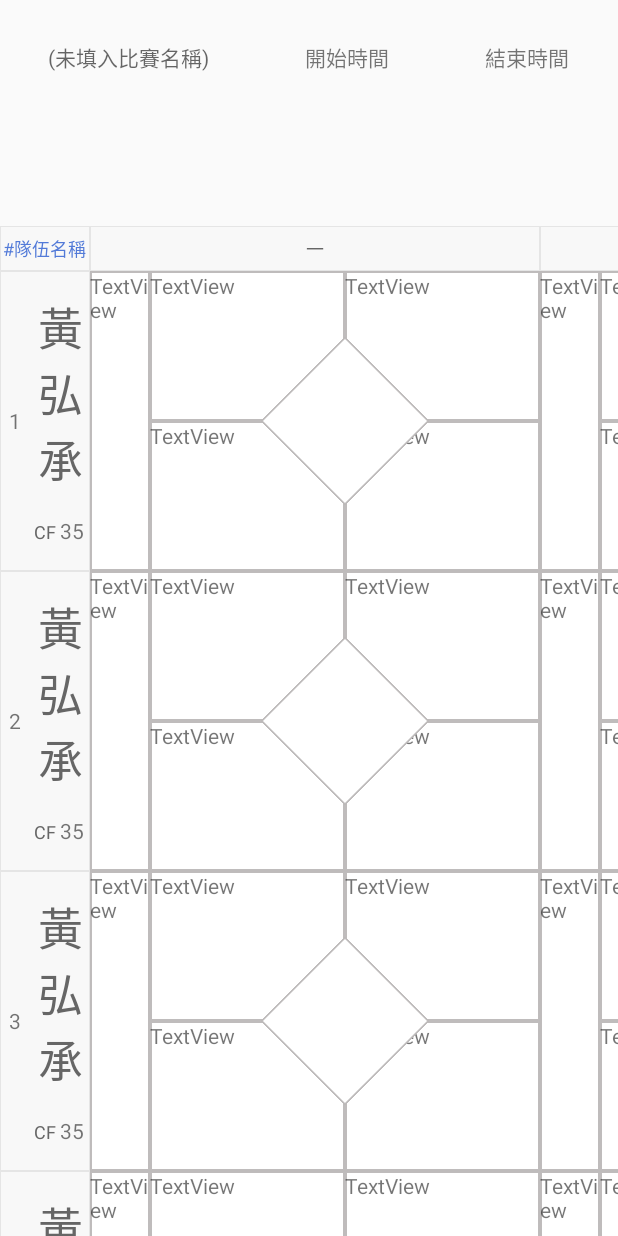
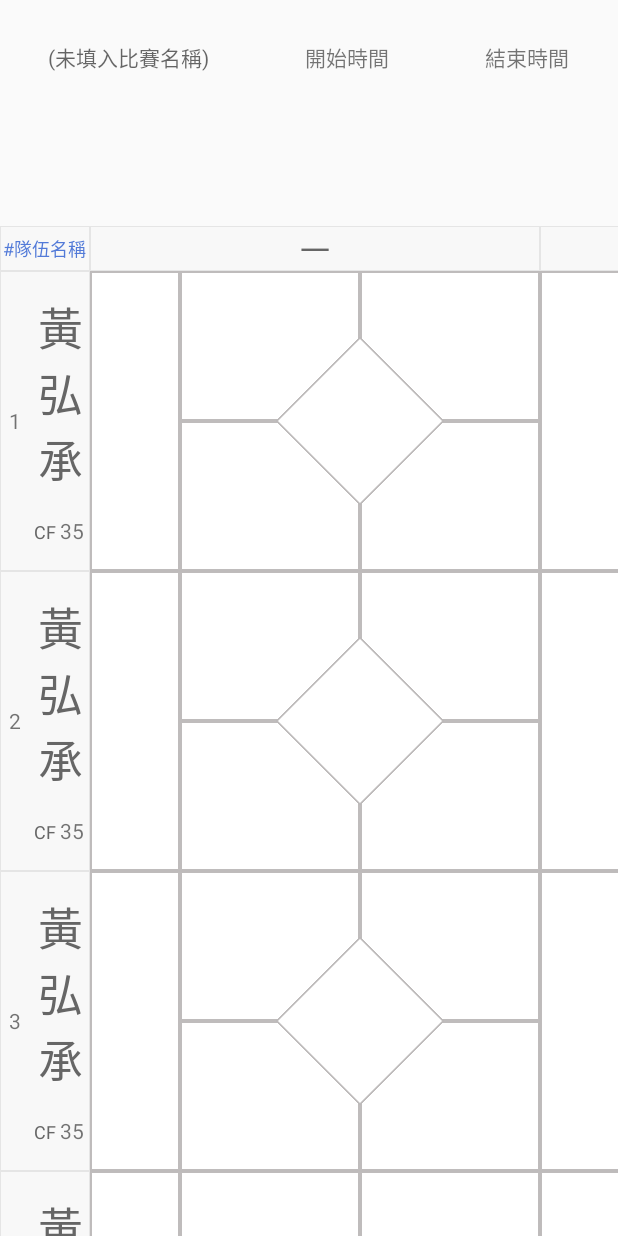
Before and after one commit to fcu-d0542900/BaseballScoreKeeper, an Android app: the NewRecordActivity screen opened directly, with no data from a screen before it, on a phone screen of 412 x 824 dp. Run offline under Robolectric (Android 15) with nearby library versions, the phone set to English and light mode, and no system bars.

Commit message:
no message

```diff
--- a/app/src/main/java/com/example/yuru/baseballscorekeeper/NewRecordActivity.java
+++ b/app/src/main/java/com/example/yuru/baseballscorekeeper/NewRecordActivity.java
@@ -23,10 +23,6 @@ import java.util.Random;
 public class NewRecordActivity extends AppCompatActivity {
 
     private TextView text_gameName,text_startTime,text_endTime;
-
-    public static final SimpleDateFormat DAY_UI_MONTH_DAY_FORMAT = new SimpleDateFormat("MM-dd");
-    public static final SimpleDateFormat WEEK_FORMAT = new SimpleDateFormat("EEE", Locale.US);
-
 
 
     @Override
--- a/app/src/main/res/layout/listitem_board_num.xml
+++ b/app/src/main/res/layout/listitem_board_num.xml
@@ -12,6 +12,6 @@
         android:layout_width="wrap_content"
         android:layout_height="wrap_content"
         android:textColor="@color/text_gray_666666"
-        android:textSize="12sp" />
+        android:textSize="20sp" />
 
 </LinearLayout>
--- a/app/src/main/res/layout/listitem_order_info.xml
+++ b/app/src/main/res/layout/listitem_order_info.xml
@@ -22,68 +22,67 @@
                 android:orientation="horizontal">
 
                 <FrameLayout
-                    android:layout_width="40dp"
+                    android:layout_width="60dp"
                     android:layout_height="200dp">
 
                     <TextView
                         android:id="@+id/ballView"
-                        android:layout_width="40dp"
-                        android:layout_height="200dp"
-                        android:background="@drawable/outline"
-                        android:text="TextView" />
+                        android:layout_width="match_parent"
+                        android:layout_height="match_parent"
+                        android:background="@drawable/outline" />
                 </FrameLayout>
 
                 <FrameLayout
-                    android:layout_width="260dp"
+                    android:layout_width="240dp"
                     android:layout_height="match_parent">
 
                     <LinearLayout
-                        android:layout_width="260dp"
+                        android:layout_width="240dp"
                         android:layout_height="200dp"
                         android:orientation="vertical">
 
                         <LinearLayout
-                            android:layout_width="260dp"
+                            android:layout_width="match_parent"
                             android:layout_height="100dp"
                             android:orientation="horizontal">
 
                             <TextView
                                 android:id="@+id/thirdView"
-                                android:layout_width="130dp"
+                                android:layout_width="match_parent"
                                 android:layout_height="100dp"
                                 android:layout_weight="1"
                                 android:background="@drawable/outline"
-                                android:text="TextView" />
+                                android:gravity="center" />
 
                             <TextView
                                 android:id="@+id/secondView"
-                                android:layout_width="130dp"
+                                android:layout_width="match_parent"
                                 android:layout_height="100dp"
                                 android:layout_weight="1"
                                 android:background="@drawable/outline"
-                                android:text="TextView" />
+                                android:gravity="center" />
                         </LinearLayout>
 
                         <LinearLayout
-                            android:layout_width="260dp"
+                            android:layout_width="match_parent"
                             android:layout_height="100dp"
                             android:orientation="horizontal">
 
                             <TextView
                                 android:id="@+id/homeView"
-                                android:layout_width="150dp"
+                                android:layout_width="match_parent"
                                 android:layout_height="100dp"
                                 android:layout_weight="1"
                                 android:background="@drawable/outline"
-                                android:text="TextView" />
+                                android:gravity="center" />
 
                             <TextView
                                 android:id="@+id/firstView"
-                                android:layout_width="150dp"
+                                android:layout_width="match_parent"
                                 android:layout_height="100dp"
                                 android:layout_weight="1"
                                 android:background="@drawable/outline"
-                                android:text="TextView" />
+                                android:gravity="center" />
                         </LinearLayout>
                     </LinearLayout>
 
```
